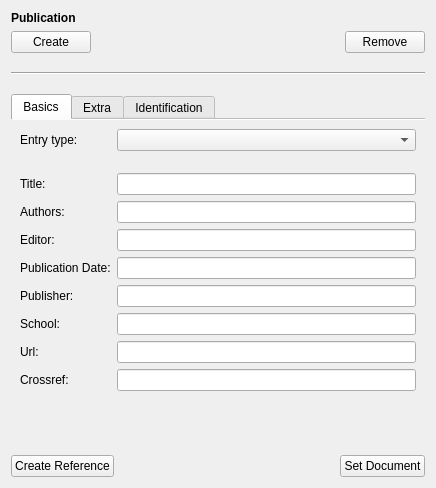
Qt form src/sidebar/publicationwidget.ui (KDE/conquirere) before a commit.
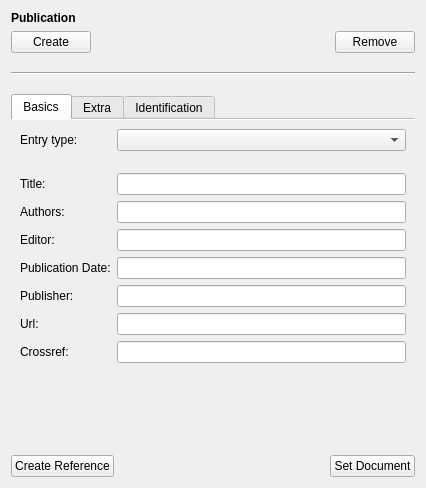
The same form after that commit. Custom widgets are drawn as their Qt base class.

What changed in the file:
```diff
--- a/src/sidebar/publicationwidget.ui
+++ b/src/sidebar/publicationwidget.ui
@@ -6,7 +6,7 @@
    <rect>
     <x>0</x>
     <y>0</y>
-    <width>436</width>
+    <width>426</width>
     <height>488</height>
    </rect>
   </property>
@@ -110,6 +110,9 @@
        <string>Basics</string>
       </attribute>
       <layout class="QFormLayout" name="formLayout_3">
+       <property name="fieldGrowthPolicy">
+        <enum>QFormLayout::ExpandingFieldsGrow</enum>
+       </property>
        <item row="0" column="0">
         <widget class="QLabel" name="label_2">
          <property name="text">
@@ -212,19 +215,6 @@
         <widget class="ContactEdit" name="editPublisher"/>
        </item>
        <item row="7" column="0">
-        <widget class="QLabel" name="label_15">
-         <property name="text">
-          <string>School:</string>
-         </property>
-         <property name="buddy">
-          <cstring>editSchool</cstring>
-         </property>
-        </widget>
-       </item>
-       <item row="7" column="1">
-        <widget class="ContactEdit" name="editSchool"/>
-       </item>
-       <item row="8" column="0">
         <widget class="QLabel" name="label_16">
          <property name="text">
           <string>Url:</string>
@@ -234,10 +224,10 @@
          </property>
         </widget>
        </item>
-       <item row="8" column="1">
+       <item row="7" column="1">
         <widget class="StringEdit" name="editUrl"/>
        </item>
-       <item row="9" column="0">
+       <item row="8" column="0">
         <widget class="QLabel" name="label_18">
          <property name="text">
           <string>Crossref:</string>
@@ -247,7 +237,7 @@
          </property>
         </widget>
        </item>
-       <item row="9" column="1">
+       <item row="8" column="1">
         <widget class="StringEdit" name="editCrossref"/>
        </item>
       </layout>
```
Left out of the diff: 21 changed lines with no effect on the pictures.
